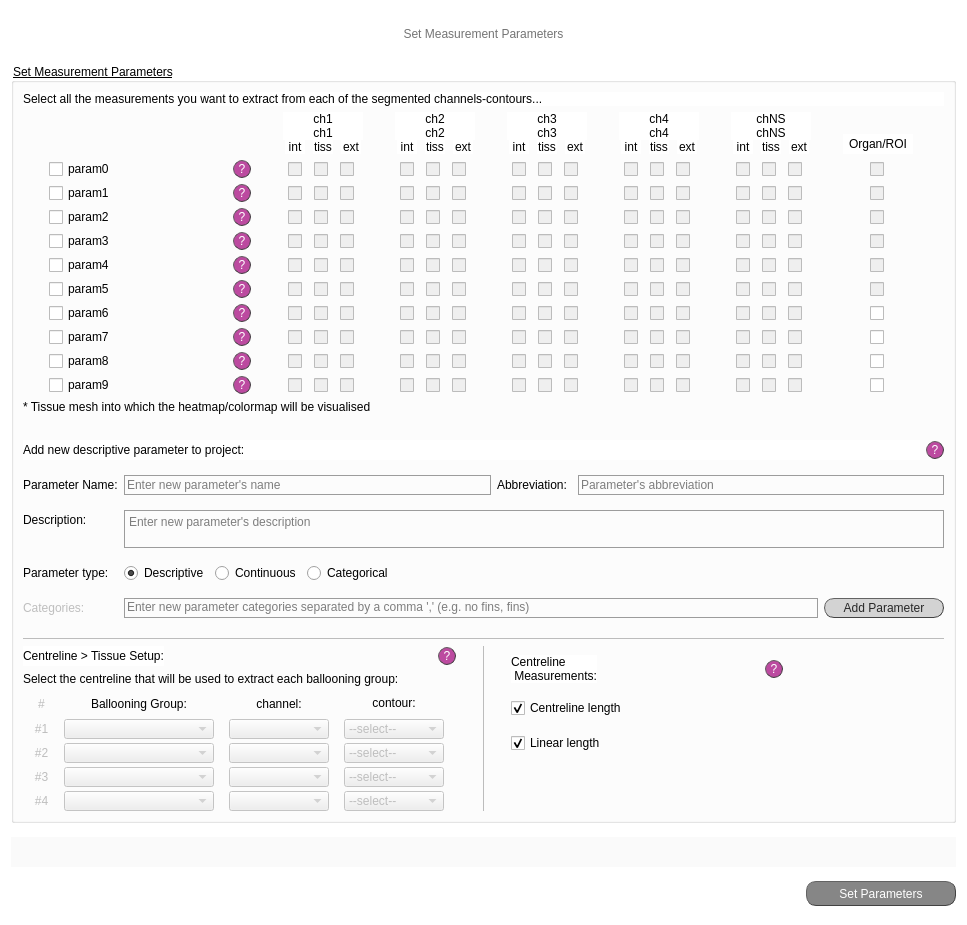
Before: the Qt Designer form src/gui/ui/set_meas_screen.ui in jsanchez679/morphoHeart_rev, drawn with Qt 5.
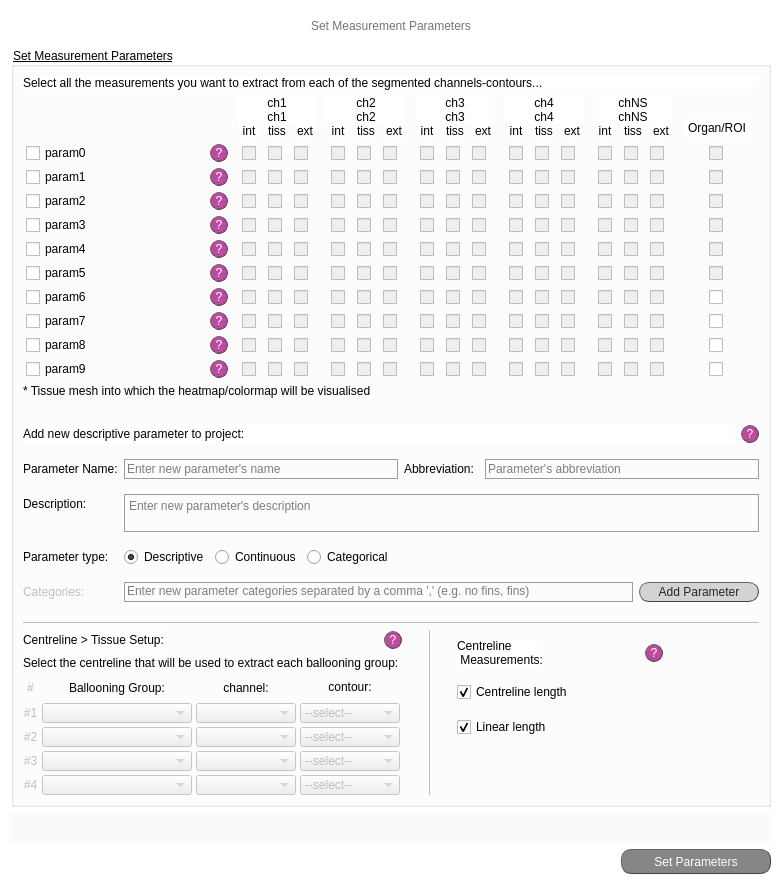
After: the same form once the commit is applied.

```diff
--- a/src/gui/ui/set_meas_screen.ui
+++ b/src/gui/ui/set_meas_screen.ui
@@ -6,8 +6,8 @@
    <rect>
     <x>0</x>
     <y>0</y>
-    <width>967</width>
-    <height>925</height>
+    <width>782</width>
+    <height>885</height>
    </rect>
   </property>
   <property name="windowTitle">
@@ -16,7 +16,7 @@
   <property name="styleSheet">
    <string notr="true">QDialog{background-color: rgb(255, 255, 255);}</string>
   </property>
-  <layout class="QVBoxLayout" name="verticalLayout_5">
+  <layout class="QVBoxLayout" name="verticalLayout_6">
    <item>
     <layout class="QHBoxLayout" name="horizontalLayout">
      <item>
@@ -127,6 +127,8 @@
        </widget>
       </item>
       <item>
+       <layout class="QVBoxLayout" name="verticalLayout_5">
+        <item>
        <layout class="QGridLayout" name="grid_sect">
         <item row="8" column="3">
          <layout class="QHBoxLayout" name="ch3_ticks_param7">
@@ -9318,6 +9320,8 @@
          <string>* Tissue mesh into which the heatmap/colormap will be visualised</string>
         </property>
        </widget>
+        </item>
+       </layout>
       </item>
       <item>
        <spacer name="horizontalSpacer_6">
```
Lines whose indentation alone changed are shown as unchanged.
